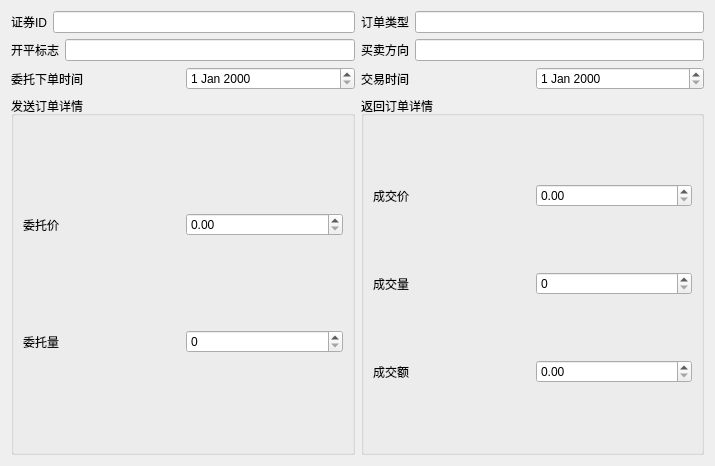
The window that ui/order_status.ui (fj11/backtesters) describes before a commit, drawn with Qt 5.
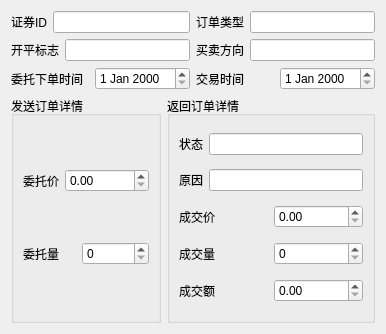
The same window after the commit.

Patch:
```diff
--- a/ui/order_status.ui
+++ b/ui/order_status.ui
@@ -6,8 +6,8 @@
    <rect>
     <x>0</x>
     <y>0</y>
-    <width>715</width>
-    <height>466</height>
+    <width>386</width>
+    <height>334</height>
    </rect>
   </property>
   <property name="windowTitle">
@@ -170,6 +170,34 @@
         <string>返回订单详情</string>
        </property>
        <layout class="QVBoxLayout" name="verticalLayout_2">
+        <item>
+         <layout class="QHBoxLayout" name="horizontalLayout_16">
+          <item>
+           <widget class="QLabel" name="label">
+            <property name="text">
+             <string>状态</string>
+            </property>
+           </widget>
+          </item>
+          <item>
+           <widget class="QLineEdit" name="status"/>
+          </item>
+         </layout>
+        </item>
+        <item>
+         <layout class="QHBoxLayout" name="horizontalLayout_17">
+          <item>
+           <widget class="QLabel" name="label_13">
+            <property name="text">
+             <string>原因</string>
+            </property>
+           </widget>
+          </item>
+          <item>
+           <widget class="QLineEdit" name="reason"/>
+          </item>
+         </layout>
+        </item>
         <item>
          <layout class="QHBoxLayout" name="horizontalLayout_12">
           <item>
```
